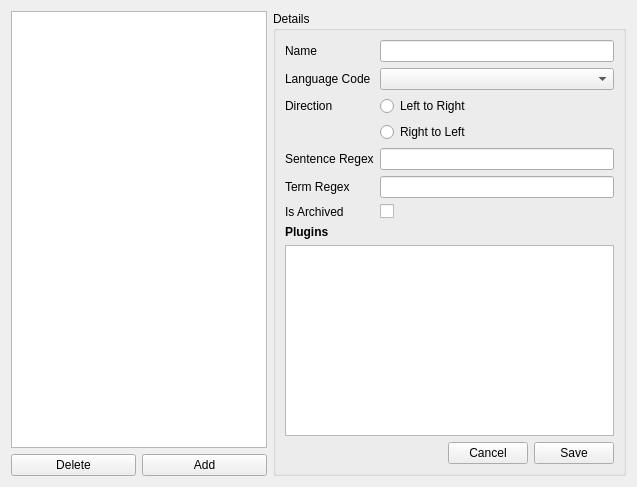
Before: the Qt Designer form qtdesigner/languages.ui in t123/ReadingTool.Python, drawn with Qt 5.
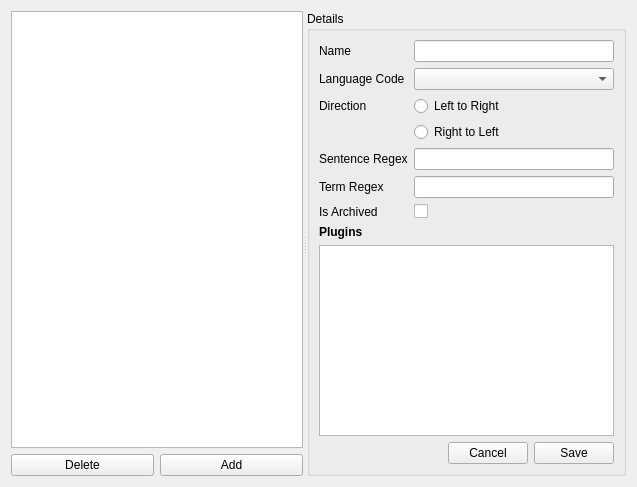
After: the same form once the commit is applied.

```diff
--- a/qtdesigner/languages.ui
+++ b/qtdesigner/languages.ui
@@ -15,6 +15,20 @@
   </property>
   <layout class="QHBoxLayout" name="horizontalLayout_2">
    <item>
+    <widget class="QSplitter" name="splitter">
+     <property name="minimumSize">
+      <size>
+       <width>250</width>
+       <height>0</height>
+      </size>
+     </property>
+     <property name="orientation">
+      <enum>Qt::Horizontal</enum>
+     </property>
+     <property name="childrenCollapsible">
+      <bool>false</bool>
+     </property>
+     <widget class="QWidget" name="layoutWidget">
     <layout class="QGridLayout" name="gridLayout">
      <item row="1" column="0">
       <widget class="QPushButton" name="pbDelete">
@@ -34,8 +48,7 @@
       <widget class="QListWidget" name="lvLanguages"/>
      </item>
     </layout>
-   </item>
-   <item>
+     </widget>
     <widget class="QGroupBox" name="groupBox">
      <property name="title">
       <string>Details</string>
@@ -174,6 +187,7 @@
        </layout>
       </item>
      </layout>
+     </widget>
     </widget>
    </item>
   </layout>
```
Lines whose indentation alone changed are shown as unchanged.
